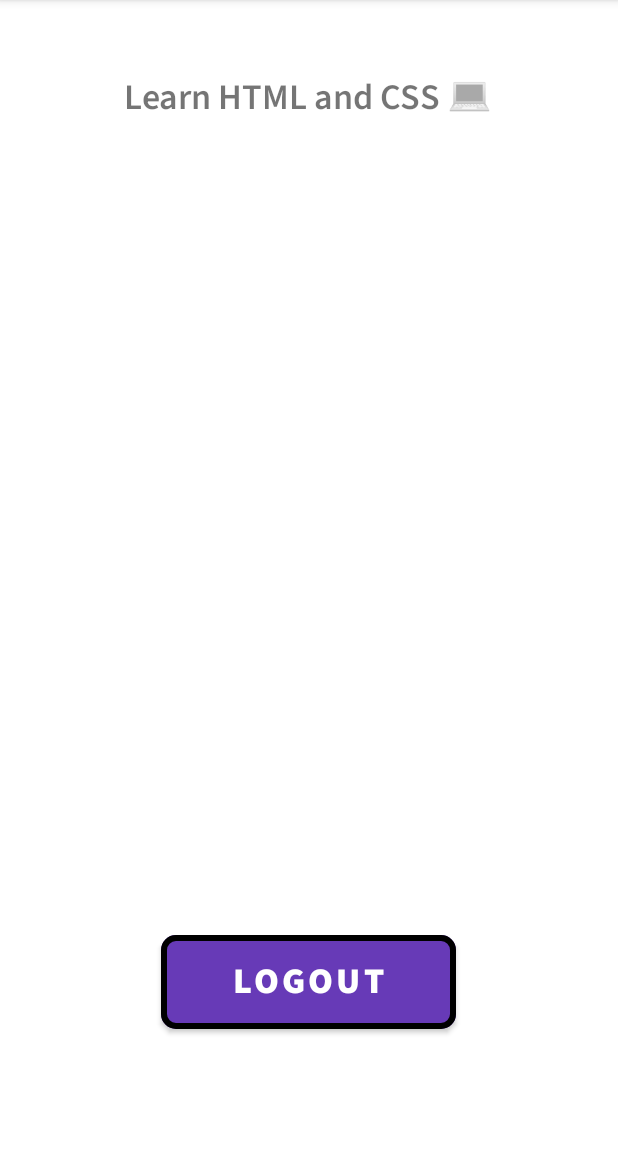
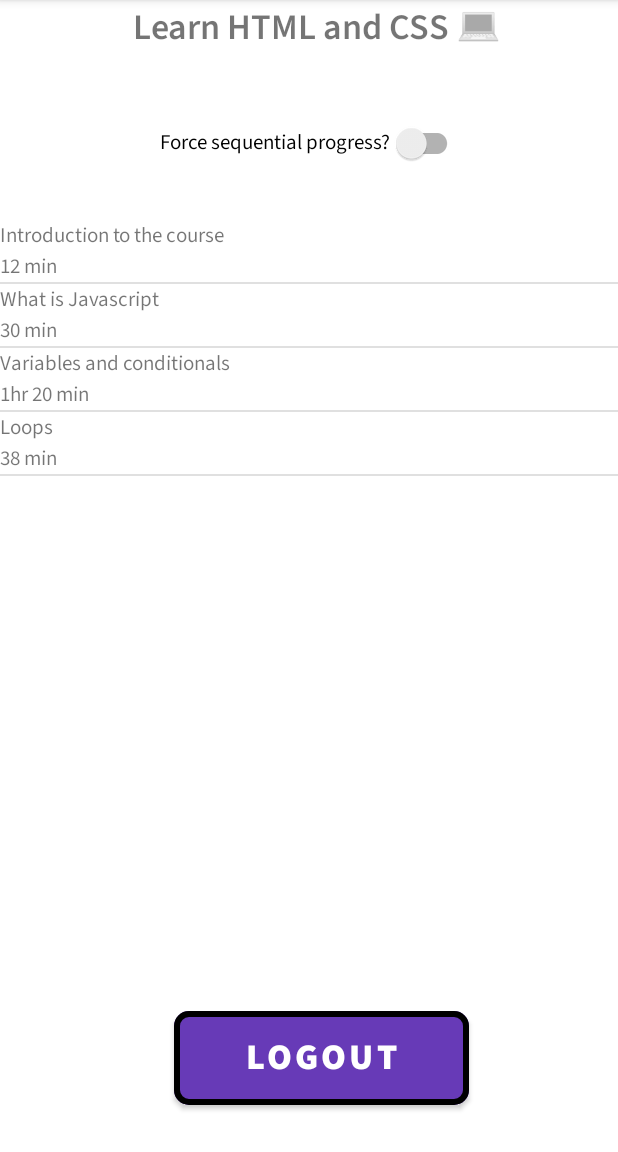
Before and after one commit to h-sompura/LearningApp, an Android app: the screen it shows after launch (LessonList), on a phone screen of 412 x 824 dp, the part 84-1236 px from its top. Run offline under Robolectric (Android 15) with nearby library versions, the phone set to English and light mode, and no system bars.

Commit message:
Integrated LessonList and LessonDetail code

```diff
--- a/app/src/main/AndroidManifest.xml
+++ b/app/src/main/AndroidManifest.xml
@@ -9,6 +9,9 @@
         android:roundIcon="@mipmap/ic_launcher_round"
         android:supportsRtl="true"
         android:theme="@style/Theme.LearningApp">
+        <activity
+            android:name=".LessonDetail"
+            android:exported="false" />
         <activity
             android:name=".MainActivity"
             android:exported="true">
--- /dev/null
+++ b/app/src/main/java/com/example/learningapp/Lesson.java
@@ -0,0 +1,105 @@
+package com.example.learningapp;
+
+import java.io.Serializable;
+
+public class Lesson implements Serializable {
+
+    private int lessonNumber;
+    private String name;
+    private int length; // will convert to hr and min later with a converter
+    private String url;
+    private boolean isCompleted;
+    private String note;
+
+    private Lesson() {
+    }
+
+    private Lesson(int lessonNumber, String name, int length, String url, boolean isCompleted) {
+        this.lessonNumber = lessonNumber;
+        this.name = name;
+        this.length = length;
+        this.url = url;
+        this.isCompleted = isCompleted;
+    }
+
+    private static Lesson[] instances = {
+            new Lesson(1, "Introduction to the course", 12, "https://www.youtube.com/watch?v=qz0aGYrrlhU&ab_channel=ProgrammingwithMosh", false),
+            new Lesson(2, "What is Javascript", 30, "https://www.youtube.com/watch?v=upDLs1sn7g4&ab_channel=ProgrammingwithMosh", false),
+            new Lesson(3, "Variables and conditionals", 80, "https://www.youtube.com/watch?v=edlFjlzxkSI", false),
+            new Lesson(4, "Loops", 38, "https://www.youtube.com/watch?v=s9wW2PpJsmQ&ab_channel=ProgrammingwithMosh", false)
+    };
+
+    public static Lesson[] getInstances() {
+        return instances;
+    }
+
+    public static Lesson getInstance(int index) {
+        return instances[index];
+    }
+
+    public String lengthConverter(int length) {
+        if (length >= 60) {
+            return (length / 60) + "hr " + (length % 60) + " min";
+        } else {
+            return (length % 60) + " min";
+        }
+
+    }
+
+    @Override
+    public String toString() {
+        return lessonNumber + ". " + name + "\n" + lengthConverter(length) + "Checked: " + isCompleted;
+    }
+
+    public int getLessonNumber() {
+        return lessonNumber;
+    }
+
+    public void setLessonNumber(int lessonNumber) {
+        this.lessonNumber = lessonNumber;
+    }
+
+    public String getName() {
+        return name;
+    }
+
+    public void setName(String name) {
+        this.name = name;
+    }
+
+    public int getLength() {
+        return length;
+    }
+
+    public void setLength(int length) {
+        this.length = length;
+    }
+
+    public boolean isCompleted() {
+        return isCompleted;
+    }
+
+    public void setCompleted(boolean completed) {
+        isCompleted = completed;
+    }
+
+    public static void setInstances(Lesson[] instances) {
+        Lesson.instances = instances;
+    }
+
+    public String getUrl() {
+        return url;
+    }
+
+    public void setUrl(String url) {
+        this.url = url;
+    }
+
+    public String getNote() {
+        return note;
+    }
+
+    public void setNote(String note) {
+        this.note = note;
+    }
+}
--- /dev/null
+++ b/app/src/main/java/com/example/learningapp/LessonAdapter.java
@@ -0,0 +1,52 @@
+package com.example.learningapp;
+
+import android.content.Context;
+import android.view.LayoutInflater;
+import android.view.View;
+import android.view.ViewGroup;
+import android.widget.ArrayAdapter;
+
+import androidx.annotation.NonNull;
+import androidx.annotation.Nullable;
+
+import com.example.learningapp.databinding.LessonListviewBinding;
+import com.example.learningapp.databinding.ListLessonBinding;
+
+import java.util.List;
+
+public class LessonAdapter extends ArrayAdapter<Lesson> {
+
+    private static final String TAG = "xDEBUG";
+
+    private LessonListviewBinding binding;
+
+    public LessonAdapter(Context context, Lesson[] lessonArray) {
+        super(context, 0, lessonArray);
+    }
+
+    @NonNull
+    @Override
+    public View getView(int position, @Nullable View convertView, @NonNull ViewGroup parent) {
+
+        if(convertView == null) {
+            convertView = LayoutInflater.from(getContext()).inflate(R.layout.lesson_listview, parent, false);
+        }
+
+        binding = LessonListviewBinding.bind(convertView);
+
+        Lesson lesson = getItem(position);
+
+        binding.textViewListItemName.setText(lesson.getName());
+        binding.textViewListItemLength.setText(lesson.lengthConverter(lesson.getLength()));
+
+        if(lesson.isCompleted()) {
+            binding.textViewChecked.setVisibility(View.VISIBLE);
+        }
+        else {
+            binding.textViewChecked.setVisibility(View.INVISIBLE);
+        }
+
+        return convertView;
+    }
+
+}
--- a/app/src/main/java/com/example/learningapp/LessonList.java
+++ b/app/src/main/java/com/example/learningapp/LessonList.java
@@ -7,6 +7,8 @@ import android.graphics.Color;
 import android.os.Bundle;
 import android.util.Log;
 import android.view.View;
+import android.widget.AdapterView;
+import android.widget.ListView;
 
 import androidx.appcompat.app.AppCompatActivity;
 
@@ -22,6 +24,9 @@ public class LessonList extends AppCompatActivity {
     //binding
     private ListLessonBinding binding;
 
+    ListView lessonListView;
+    Lesson[] lessons;
+    private LessonAdapter adapter;
 
     @Override
     protected void onCreate(Bundle savedInstanceState) {
@@ -38,6 +43,8 @@ public class LessonList extends AppCompatActivity {
         snackbar.setTextColor(Color.rgb(52,211,157));
         snackbar.show();
 
+        //configuring list view
+        configureListView();
 
         //on logout
         this.binding.logoutButton.setOnClickListener(new View.OnClickListener() {
@@ -60,6 +67,43 @@ public class LessonList extends AppCompatActivity {
         });
 
     }
+        private void configureListView() {
+        // lessonListView = findViewById(R.id.listview_lesson_list);
+        lessonListView = binding.listviewLessonList;
+
+        lessons = Lesson.getInstances();
+
+        lessonListView.setClickable(true);
+        // ArrayAdapter<Lesson> lessonArrayAdapter = new ArrayAdapter<>(this, android.R.layout.simple_list_item_1, lessons);
+        adapter = new LessonAdapter(this, lessons);
+        // adapter.notifyDataSetChanged();
+        lessonListView.setAdapter(adapter);
+
+        // List action for tapping on a row of the ListView
+        lessonListView.setOnItemClickListener(new AdapterView.OnItemClickListener() {
+            @Override
+            public void onItemClick(AdapterView<?> adapterView, View view, int i, long l) {
+                // send info to new activity (LessonDetailActivity)
+
+                Log.d("xDEBUG", "i: " + i);
+                Log.d("xDEBUG", "lessons[i].lessonNumber: " + lessons[i].getLessonNumber());
+                Intent intent = new Intent(LessonList.this, LessonDetail.class);
+
+                // TODO : try to send Lesson from serialized extra object
+                intent.putExtra("lessonNumber", lessons[i].getLessonNumber());
+                // intent.putExtra("lessonFromList", lessons[i]);
+
+                startActivity(intent);
+            }
+        });
+
+    }
+    @Override
+    protected void onResume() {
+        super.onResume();
+        Log.d("xDEBUG", "onResume: lessons[0].isCompleted = " + lessons[0].isCompleted());
+        adapter.notifyDataSetChanged();
+    }
 
 
 }
--- /dev/null
+++ b/app/src/main/res/layout/lesson_listview.xml
@@ -0,0 +1,36 @@
+<?xml version="1.0" encoding="utf-8"?>
+<LinearLayout xmlns:android="http://schemas.android.com/apk/res/android"
+android:layout_width="match_parent"
+android:layout_height="match_parent"
+android:orientation="horizontal">
+
+<LinearLayout
+    android:layout_width="0dp"
+    android:layout_height="wrap_content"
+    android:layout_weight="5"
+    android:orientation="vertical">
+
+    <TextView
+        android:id="@+id/text_view_list_item_name"
+        android:layout_width="wrap_content"
+        android:layout_height="wrap_content"
+        android:text="Lesson 1" />
+
+    <TextView
+        android:id="@+id/text_view_list_item_length"
+        android:layout_width="wrap_content"
+        android:layout_height="wrap_content"
+        android:text="1 hr 20 min" />
+
+
+</LinearLayout>
+
+<TextView
+    android:id="@+id/text_view_checked"
+    android:layout_width="0dp"
+    android:layout_height="wrap_content"
+    android:text="CHECKED"
+    android:visibility="invisible"
+    android:layout_weight="1" />
+
+</LinearLayout>
--- a/app/src/main/res/layout/list_lesson.xml
+++ b/app/src/main/res/layout/list_lesson.xml
@@ -1,7 +1,5 @@
 <?xml version="1.0" encoding="utf-8"?>
-<androidx.constraintlayout.widget.ConstraintLayout xmlns:android="http://schemas.android.com/apk/res/android"
-    xmlns:app="http://schemas.android.com/apk/res-auto"
-    xmlns:tools="http://schemas.android.com/tools"
+<RelativeLayout xmlns:android="http://schemas.android.com/apk/res/android"
     android:layout_width="match_parent"
     android:layout_height="match_parent">
 
@@ -9,24 +7,42 @@
         android:id="@+id/appHeading"
         android:layout_width="wrap_content"
         android:layout_height="wrap_content"
-        android:layout_marginTop="48dp"
+        android:layout_alignParentEnd="true"
+        android:layout_marginTop="1dp"
+        android:layout_marginEnd="78dp"
         android:fontFamily="@font/source_sans_pro_semibold"
         android:text="Learn HTML and CSS 💻"
-        android:textSize="24dp"
-        app:layout_constraintEnd_toEndOf="parent"
-        app:layout_constraintHorizontal_bias="0.496"
-        app:layout_constraintStart_toStartOf="parent"
-        app:layout_constraintTop_toTopOf="parent" />
+        android:textSize="24dp" />
+
+    <androidx.appcompat.widget.SwitchCompat
+        android:id="@+id/switch_sequential_progress"
+        android:layout_width="wrap_content"
+        android:layout_height="wrap_content"
+        android:layout_below="@id/appHeading"
+        android:layout_alignParentEnd="true"
+        android:layout_marginTop="36dp"
+        android:layout_marginEnd="103dp"
+        android:text="Force sequential progress?" />
+
+    <ListView
+        android:id="@+id/listview_lesson_list"
+        android:layout_width="match_parent"
+        android:layout_height="500dp"
+        android:layout_above="@+id/logoutButton"
+        android:layout_below="@id/switch_sequential_progress"
+        android:layout_marginTop="27dp"
+        android:layout_marginBottom="45dp">
+
+    </ListView>
 
     <Button
         android:id="@+id/logoutButton"
         android:layout_width="wrap_content"
         android:layout_height="wrap_content"
-        android:layout_marginBottom="76dp"
-        android:text="Logout"
-        app:layout_constraintBottom_toBottomOf="parent"
-        app:layout_constraintEnd_toEndOf="parent"
-        app:layout_constraintHorizontal_bias="0.497"
-        app:layout_constraintStart_toStartOf="parent" />
+        android:layout_alignParentEnd="true"
+        android:layout_alignParentBottom="true"
+        android:layout_marginEnd="99dp"
+        android:layout_marginBottom="25dp"
+        android:text="Logout" />
 
-</androidx.constraintlayout.widget.ConstraintLayout>
+</RelativeLayout>
```
Also changed, not shown: app/src/main/java/com/example/learningapp/LessonDetail.java (added, +127 -0 lines), app/src/main/res/layout/activity_lesson_detail.xml (added, +76 -0 lines).
